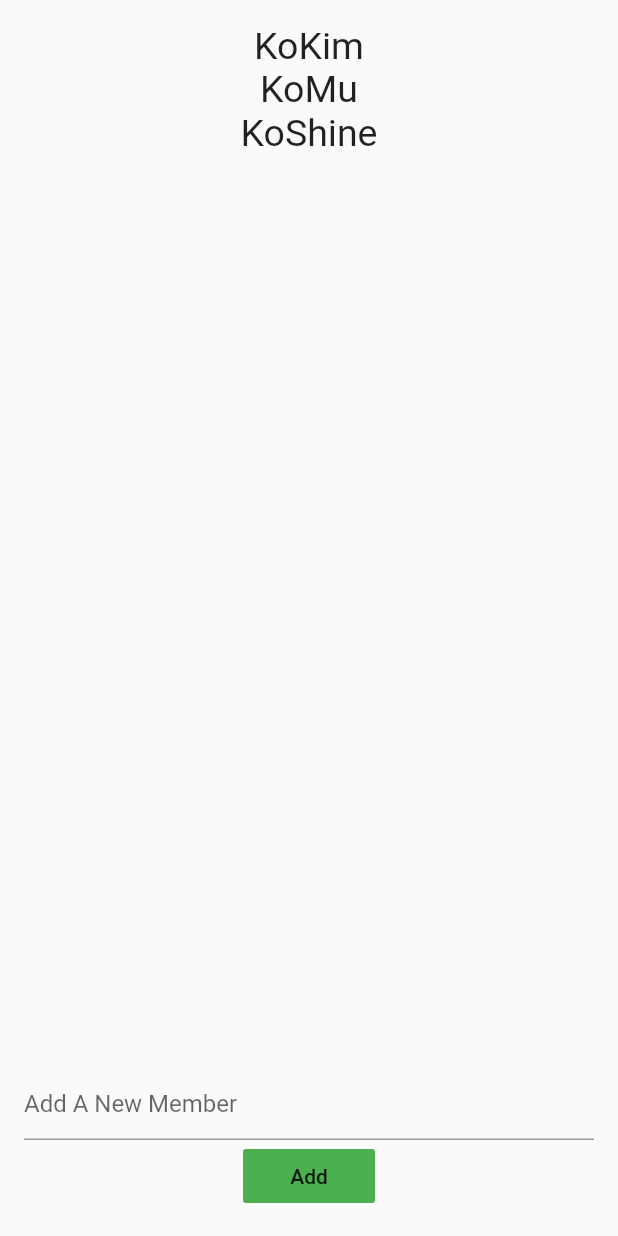
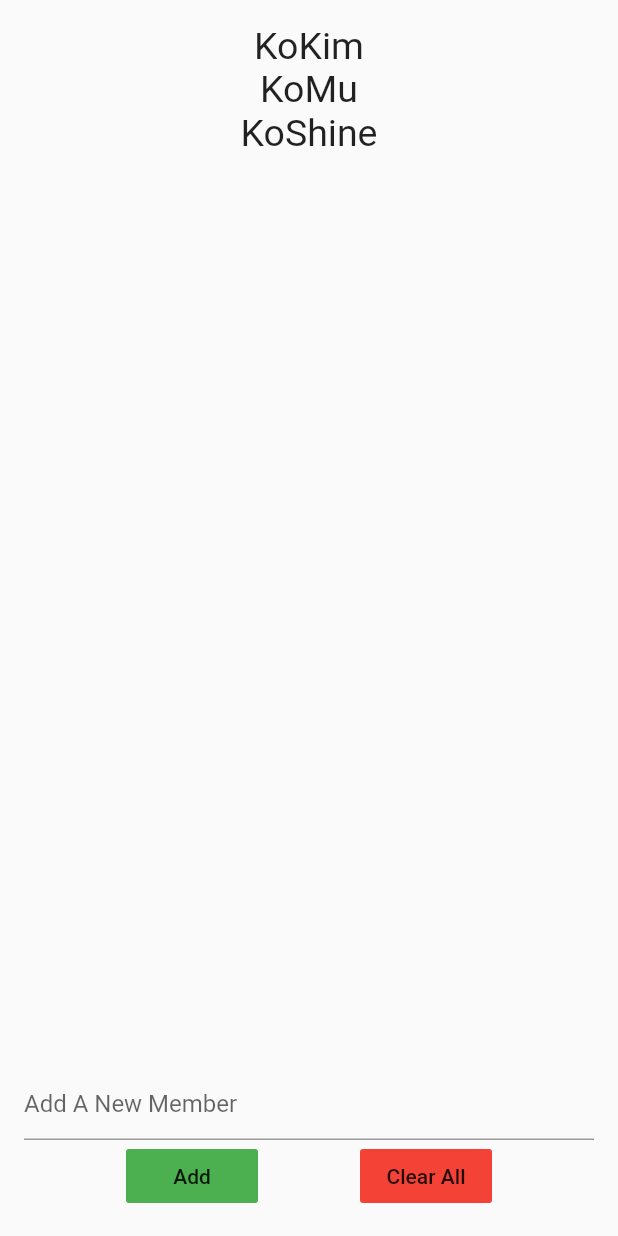
Before and after one commit to KoKim2020/flutter_playground, a Flutter app: the screen it shows after launch, on a phone screen of 412 x 824 dp. Run offline on Flutter 3.47's test engine with Material 2 defaults, Android fonts, the phone set to English and light mode, and no system bars.

Commit message:
added remove btn

```diff
--- a/lib/screens/EligiblityScreen.dart
+++ b/lib/screens/EligiblityScreen.dart
@@ -49,6 +49,9 @@ class Test extends StatelessWidget {
                     InputDecoration(hintText: "Add A New Member"),
               ),
 
+              Row(
+                mainAxisAlignment: MainAxisAlignment.spaceEvenly,
+                children: [
                   FlatButton(
                     onPressed: () {
                       if(memberController.text.isNotEmpty) {
@@ -64,6 +67,15 @@ class Test extends StatelessWidget {
                     child: Text('Add'),
                     color: Colors.green,
                   ),
+                  FlatButton(
+                    onPressed: () {
+                      provider.clearMembers();
+                    },
+                    child: Text('Clear All'),
+                    color: Colors.red,
+                  ),
+                ],
+              ),
             ],
           );
         },
--- a/lib/states/MemberProvider.dart
+++ b/lib/states/MemberProvider.dart
@@ -9,6 +9,11 @@ class MemberProvider extends ChangeNotifier{
     notifyListeners();
   }
 
+  void clearMembers () {
+    memberList.clear();
+    notifyListeners();
+  }
+
   List<String> getMemberList () {
     // notifyListeners();
     return memberList;
```
Lines whose indentation alone changed are shown as unchanged.
